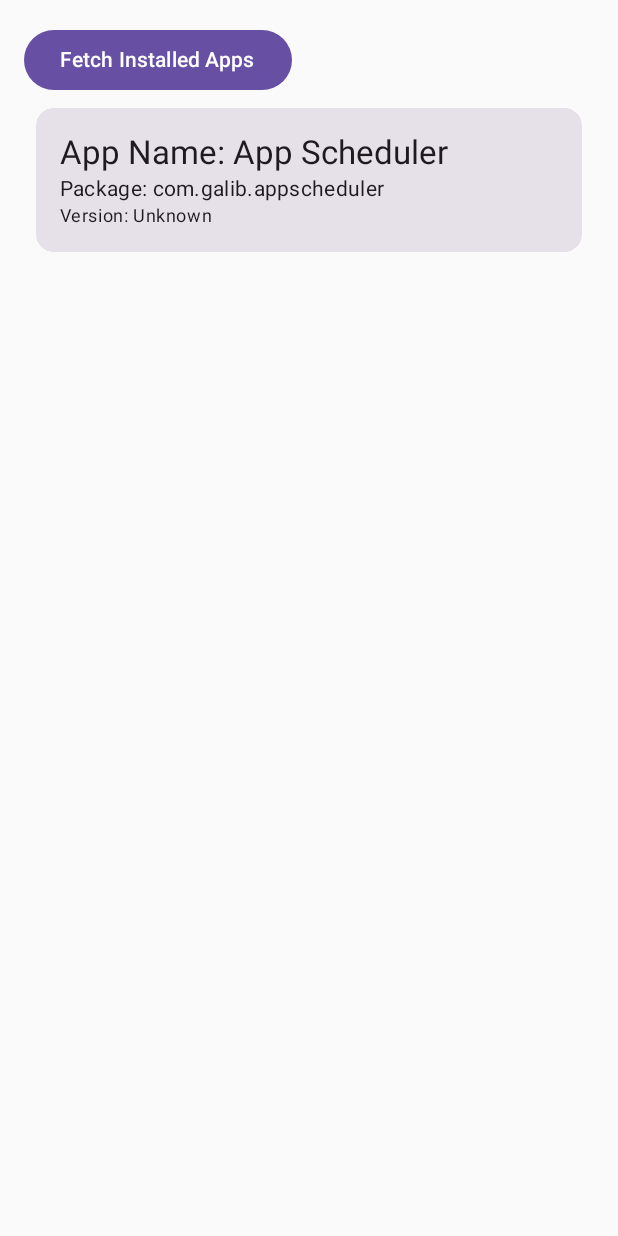
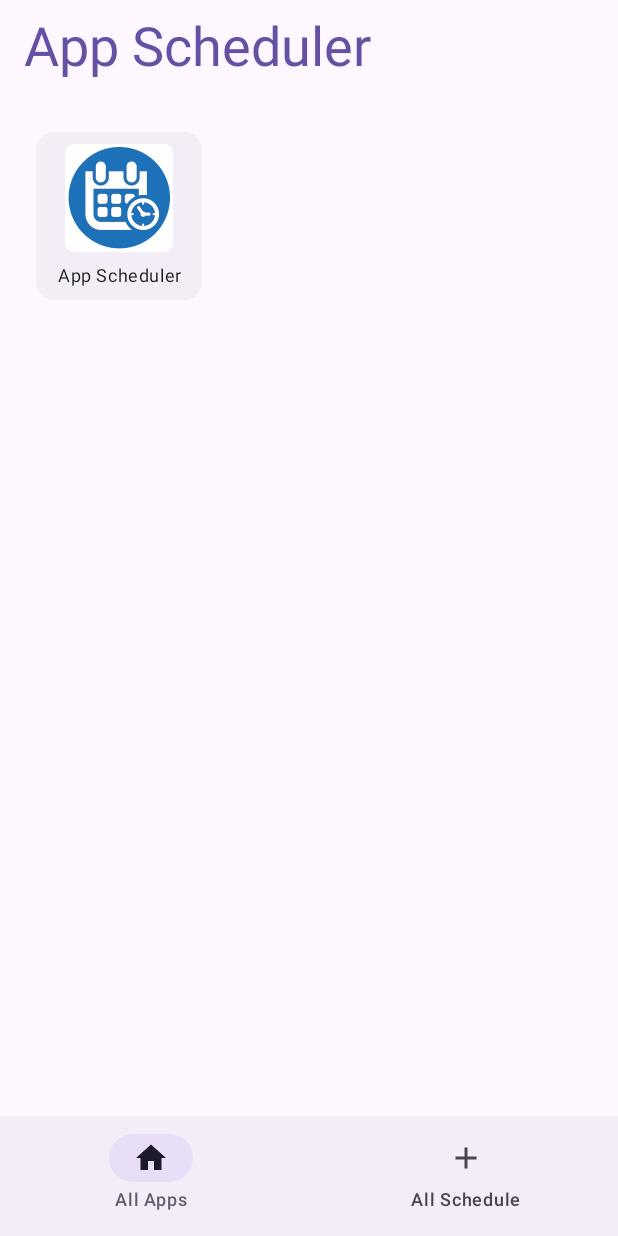
Before and after one commit to asadullah012/appscheduler, an Android app built with Jetpack Compose: the screen it shows after launch (MainActivity), on a phone screen of 412 x 824 dp. Run offline under Robolectric (Android 15) with nearby library versions, the phone set to English and light mode, and no system bars; our stand-ins replace Room's generated code.

Commit message:
added bottom navigation and updated all app screen

```diff
--- a/app/build.gradle.kts
+++ b/app/build.gradle.kts
@@ -50,6 +50,7 @@ dependencies {
     implementation(libs.androidx.ui.graphics)
     implementation(libs.androidx.ui.tooling.preview)
     implementation(libs.androidx.material3)
+    implementation(libs.androidx.navigation.compose)
 
     implementation(libs.androidx.room.runtime)
     ksp(libs.androidx.room.compiler)
--- a/app/src/main/java/com/galib/appscheduler/MainActivity.kt
+++ b/app/src/main/java/com/galib/appscheduler/MainActivity.kt
@@ -4,12 +4,13 @@ import android.os.Bundle
 import androidx.activity.ComponentActivity
 import androidx.activity.compose.setContent
 import com.galib.appscheduler.presentation.screen.AppListScreen
+import com.galib.appscheduler.presentation.screen.MainScreen
 
 class MainActivity : ComponentActivity() {
     override fun onCreate(savedInstanceState: Bundle?) {
         super.onCreate(savedInstanceState)
         setContent {
-            AppListScreen()
+            MainScreen()
         }
     }
 }
--- a/app/src/main/java/com/galib/appscheduler/data/local/AppDao.kt
+++ b/app/src/main/java/com/galib/appscheduler/data/local/AppDao.kt
@@ -14,4 +14,7 @@ interface AppDao {
 
     @Insert(onConflict = OnConflictStrategy.REPLACE)
     suspend fun insertApps(apps: List<AppEntity>)
+
+    @Query("DELETE FROM apps")
+    suspend fun deleteAllApps()
 }
--- a/app/src/main/java/com/galib/appscheduler/data/local/SystemAppDataSource.kt
+++ b/app/src/main/java/com/galib/appscheduler/data/local/SystemAppDataSource.kt
@@ -1,5 +1,6 @@
 package com.galib.appscheduler.data.local
 
+import android.content.Intent
 import android.content.pm.PackageManager
 import com.galib.appscheduler.data.model.AppEntity
 
@@ -16,4 +17,17 @@ class SystemAppDataSource(
             )
         }
     }
+
+    fun fetchLauncherInstalledApps(): List<AppEntity> {
+        val intent = Intent(Intent.ACTION_MAIN)
+        intent.addCategory(Intent.CATEGORY_LAUNCHER)
+        val resolveInfo = packageManager.queryIntentActivities(intent, 0)
+        return resolveInfo.map {
+            AppEntity(
+                packageName = it.activityInfo.packageName,
+                appName = it.loadLabel(packageManager).toString(),
+                versionName = "Unknown"
+            )
+        }
+    }
 }
--- /dev/null
+++ b/app/src/main/java/com/galib/appscheduler/data/model/ScheduleEntity.kt
@@ -0,0 +1,12 @@
+package com.galib.appscheduler.data.model
+
+import androidx.room.Entity
+import androidx.room.PrimaryKey
+
+@Entity(tableName = "schedule")
+data class ScheduleEntity(
+    @PrimaryKey val scheduleId: Long,
+    val packageName: String,
+    val scheduledTime: Long,
+    val status: String
+)
--- a/app/src/main/java/com/galib/appscheduler/data/repository/AppRepositoryImpl.kt
+++ b/app/src/main/java/com/galib/appscheduler/data/repository/AppRepositoryImpl.kt
@@ -14,7 +14,7 @@ class AppRepositoryImpl(private val systemAppDataSource: SystemAppDataSource,
                         private val dao: AppDao) : AppRepository {
     override fun getInstalledApps(): Flow<List<AppInfo>> {
         return dao.getApps().onStart {
-                val installedApps = systemAppDataSource.fetchInstalledApps()
+                val installedApps = systemAppDataSource.fetchLauncherInstalledApps()
                 dao.insertApps(installedApps)
             }.map { entities -> entities.map { it.toDomain() } }
     }
@@ -24,7 +24,8 @@ class AppRepositoryImpl(private val systemAppDataSource: SystemAppDataSource,
     }
 
     override suspend fun syncInstalledApp() {
-        val installedApps = systemAppDataSource.fetchInstalledApps()
+        val installedApps = systemAppDataSource.fetchLauncherInstalledApps()
+        dao.deleteAllApps()
         dao.insertApps(installedApps)
     }
 }
--- /dev/null
+++ b/app/src/main/java/com/galib/appscheduler/presentation/navigation/AppNavHost.kt
@@ -0,0 +1,30 @@
+package com.galib.appscheduler.presentation.navigation
+
+import androidx.compose.runtime.Composable
+import androidx.compose.ui.Modifier
+import androidx.navigation.NavHostController
+import androidx.navigation.compose.NavHost
+import androidx.navigation.compose.composable
+import com.galib.appscheduler.presentation.screen.AppListScreen
+import com.galib.appscheduler.presentation.screen.AppScheduleScreen
+
+@Composable
+fun AppNavHost(
+    navController: NavHostController,
+    modifier: Modifier = Modifier,
+) {
+    NavHost(
+        navController = navController,
+        startDestination = "all_app",
+        modifier = modifier
+    ) {
+        composable("all_app") {
+            AppListScreen()
+        }
+        composable(
+            route = "all_schedule"
+        ) {
+            AppScheduleScreen()
+        }
+    }
+}
--- /dev/null
+++ b/app/src/main/java/com/galib/appscheduler/presentation/navigation/BottomNavigationBar.kt
@@ -0,0 +1,42 @@
+package com.galib.appscheduler.presentation.navigation
+
+import androidx.compose.material.icons.Icons
+import androidx.compose.material.icons.filled.Add
+import androidx.compose.material.icons.filled.Home
+import androidx.compose.material3.Icon
+import androidx.compose.material3.NavigationBar
+import androidx.compose.material3.NavigationBarItem
+import androidx.compose.material3.Text
+import androidx.compose.runtime.Composable
+import androidx.compose.ui.graphics.vector.ImageVector
+import androidx.navigation.NavController
+import androidx.navigation.compose.currentBackStackEntryAsState
+
+sealed class BottomNavItem(val route: String, val icon: ImageVector, val label: String) {
+    data object AppScreen : BottomNavItem("all_app", Icons.Default.Home, "All Apps")
+    data object ScheduleScreen : BottomNavItem("all_schedule", Icons.Default.Add, "All Schedule")
+}
+
+val bottomNavItems = listOf(BottomNavItem.AppScreen, BottomNavItem.ScheduleScreen)
+
+@Composable
+fun BottomNavigationBar(navController: NavController) {
+    val currentRoute = navController.currentBackStackEntryAsState().value?.destination?.route
+
+    NavigationBar {
+        bottomNavItems.forEach { item ->
+            NavigationBarItem(
+                icon = { Icon(item.icon, contentDescription = item.label) },
+                label = { Text(item.label) },
+                selected = currentRoute == item.route,
+                onClick = {
+                    navController.navigate(item.route) {
+                        popUpTo(navController.graph.startDestinationId) { saveState = true }
+                        launchSingleTop = true
+                        restoreState = true
+                    }
+                }
+            )
+        }
+    }
+}
--- a/app/src/main/java/com/galib/appscheduler/presentation/screen/AppListScreen.kt
+++ b/app/src/main/java/com/galib/appscheduler/presentation/screen/AppListScreen.kt
@@ -1,20 +1,41 @@
 package com.galib.appscheduler.presentation.screen
 
+import android.content.Context
+import android.content.pm.PackageManager
+import android.graphics.drawable.BitmapDrawable
+import androidx.appcompat.content.res.AppCompatResources
+import androidx.compose.foundation.Image
 import androidx.compose.foundation.layout.Column
 import androidx.compose.foundation.layout.fillMaxSize
 import androidx.compose.foundation.layout.fillMaxWidth
 import androidx.compose.foundation.layout.padding
+import androidx.compose.foundation.layout.size
 import androidx.compose.foundation.lazy.LazyColumn
+import androidx.compose.foundation.lazy.grid.GridCells
+import androidx.compose.foundation.lazy.grid.LazyVerticalGrid
+import androidx.compose.foundation.lazy.grid.items
 import androidx.compose.foundation.lazy.items
 import androidx.compose.material3.Button
 import androidx.compose.material3.Card
+import androidx.compose.material3.CardDefaults
 import androidx.compose.material3.MaterialTheme
+import androidx.compose.material3.OutlinedCard
 import androidx.compose.material3.Text
 import androidx.compose.runtime.Composable
 import androidx.compose.runtime.collectAsState
 import androidx.compose.runtime.getValue
+import androidx.compose.runtime.remember
+import androidx.compose.ui.Alignment
+import androidx.compose.ui.Alignment.Companion.CenterHorizontally
 import androidx.compose.ui.Modifier
+import androidx.compose.ui.graphics.ImageBitmap
+import androidx.compose.ui.graphics.asImageBitmap
+import androidx.compose.ui.platform.LocalContext
+import androidx.compose.ui.text.style.TextAlign
 import androidx.compose.ui.unit.dp
+import androidx.core.graphics.drawable.toBitmap
+import com.galib.appscheduler.R
+import com.galib.appscheduler.domain.model.AppInfo
 import com.galib.appscheduler.presentation.viewmodel.AppViewModel
 import org.koin.androidx.compose.koinViewModel
 
@@ -24,20 +45,54 @@ fun AppListScreen() {
     val apps by viewModel.apps.collectAsState()
 
     Column(modifier = Modifier.fillMaxSize().padding(16.dp)) {
-        Button(onClick = { viewModel.syncInstalledApps() }) {
-            Text("Fetch Installed Apps")
-        }
-
-        LazyColumn(modifier = Modifier.fillMaxSize()) {
+        LazyVerticalGrid(
+            modifier = Modifier.fillMaxSize(),
+            columns = GridCells.Adaptive(minSize = 100.dp)
+        ) {
             items(apps) { app ->
-                Card(modifier = Modifier.fillMaxWidth().padding(8.dp)) {
-                    Column(modifier = Modifier.padding(16.dp)) {
-                        Text(text = "App Name: ${app.appName}", style = MaterialTheme.typography.titleLarge)
-                        Text(text = "Package: ${app.packageName}", style = MaterialTheme.typography.bodyMedium)
-                        Text(text = "Version: ${app.versionName}", style = MaterialTheme.typography.bodySmall)
-                    }
-                }
+                InstalledAppItem(app)
             }
         }
     }
 }
+
+@Composable
+fun InstalledAppItem(app: AppInfo){
+    val context = LocalContext.current
+
+    Card(
+        modifier = Modifier.fillMaxWidth().padding(8.dp),
+        colors = CardDefaults.cardColors(
+            containerColor = MaterialTheme.colorScheme.surfaceContainer,
+        ),
+    ) {
+        Column(
+            modifier = Modifier.fillMaxSize().padding(8.dp),
+            horizontalAlignment = CenterHorizontally
+        ) {
+            Image(bitmap = getIconDrawableByPackageName(context, app.packageName), contentDescription = app.appName,
+                modifier = Modifier.size(72.dp))
+            Text(text = app.appName, style = MaterialTheme.typography.bodySmall, textAlign = TextAlign.Center,
+                modifier = Modifier.fillMaxWidth().padding(top = 8.dp)
+            )
+        }
+    }
+}
+
+@Composable
+fun getIconDrawableByPackageName(context: Context, packageName: String) : ImageBitmap {
+    val packageManager = context.packageManager
+
+    val iconDrawable = remember {
+        try {
+            packageManager.getApplicationIcon(packageName)
+        } catch (e: PackageManager.NameNotFoundException) {
+            null
+        }
+    }
+
+    if (iconDrawable != null) {
+        return iconDrawable.toBitmap().asImageBitmap()
+    }
+    return AppCompatResources.getDrawable(context, R.mipmap.ic_launcher)!!.toBitmap().asImageBitmap()
+}
--- /dev/null
+++ b/app/src/main/java/com/galib/appscheduler/presentation/screen/AppScheduleScreen.kt
@@ -0,0 +1,19 @@
+package com.galib.appscheduler.presentation.screen
+
+import androidx.compose.foundation.layout.Column
+import androidx.compose.foundation.layout.fillMaxSize
+import androidx.compose.foundation.layout.padding
+import androidx.compose.material3.Button
+import androidx.compose.material3.Text
+import androidx.compose.runtime.Composable
+import androidx.compose.ui.Modifier
+import androidx.compose.ui.unit.dp
+
+@Composable
+fun AppScheduleScreen() {
+    Column(modifier = Modifier.fillMaxSize().padding(16.dp)) {
+        Button(onClick = { }) {
+            Text("This is app schedule screen")
+        }
+    }
+}
--- /dev/null
+++ b/app/src/main/java/com/galib/appscheduler/presentation/screen/MainScreen.kt
@@ -0,0 +1,38 @@
+package com.galib.appscheduler.presentation.screen
+
+import androidx.compose.foundation.layout.Box
+import androidx.compose.foundation.layout.padding
+import androidx.compose.material3.ExperimentalMaterial3Api
+import androidx.compose.material3.MaterialTheme
+import androidx.compose.material3.Scaffold
+import androidx.compose.material3.Text
+import androidx.compose.material3.TopAppBar
+import androidx.compose.material3.TopAppBarDefaults.topAppBarColors
+import androidx.compose.runtime.Composable
+import androidx.compose.ui.Modifier
+import androidx.navigation.compose.rememberNavController
+import com.galib.appscheduler.presentation.navigation.AppNavHost
+import com.galib.appscheduler.presentation.navigation.BottomNavigationBar
+
+@OptIn(ExperimentalMaterial3Api::class)
+@Composable
+fun MainScreen() {
+    val navController = rememberNavController()
+    Scaffold(
+        topBar = {
+            TopAppBar(
+                colors = topAppBarColors(
+                    containerColor = MaterialTheme.colorScheme.background,
+                    titleContentColor = MaterialTheme.colorScheme.primary,
+                ),
+                title = {
+                    Text("App Scheduler", style = MaterialTheme.typography.displaySmall)
+                }
+            ) },
+        bottomBar = { BottomNavigationBar(navController) }
+    ) { paddingValues ->
+        Box(modifier = Modifier.padding(paddingValues)) {
+            AppNavHost(navController)
+        }
+    }
+}
--- a/gradle/libs.versions.toml
+++ b/gradle/libs.versions.toml
@@ -10,11 +10,13 @@ espressoCore = "3.6.1"
 lifecycleRuntimeKtx = "2.8.7"
 activityCompose = "1.10.1"
 composeBom = "2025.03.00"
+navigationCompose = "2.8.9"
 room = "2.6.1"
 ksp = "2.1.10-1.0.31"
 
 [libraries]
 androidx-core-ktx = { group = "androidx.core", name = "core-ktx", version.ref = "coreKtx" }
+androidx-navigation-compose = { module = "androidx.navigation:navigation-compose", version.ref = "navigationCompose" }
 androidx-room-compiler = { module = "androidx.room:room-compiler", version.ref = "room" }
 androidx-room-guava = { module = "androidx.room:room-guava", version.ref = "room" }
 androidx-room-ktx = { module = "androidx.room:room-ktx", version.ref = "room" }
```
